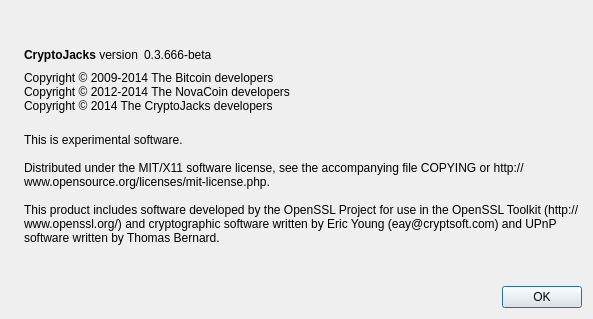
First picture: the form in src/qt/forms/aboutdialog.ui, repository cryptojacks/CryptoJacks, before the edit.
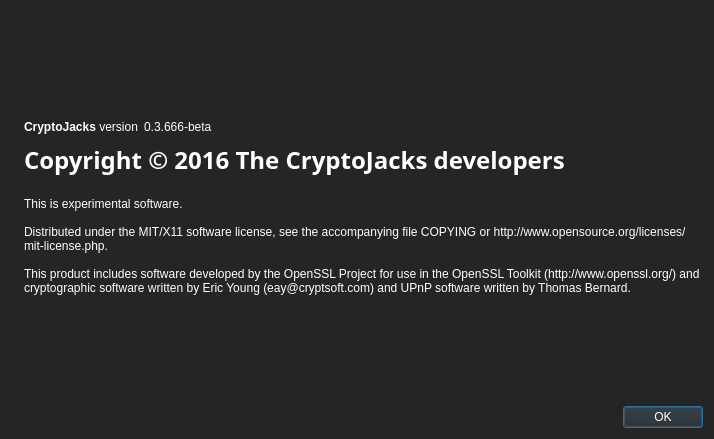
Second picture: the form after the edit. Icons and pictures are not drawn.

The edit to the form file:
```diff
--- a/src/qt/forms/aboutdialog.ui
+++ b/src/qt/forms/aboutdialog.ui
@@ -6,10 +6,425 @@
    <rect>
     <x>0</x>
     <y>0</y>
-    <width>593</width>
-    <height>319</height>
+    <width>714</width>
+    <height>439</height>
    </rect>
   </property>
+  <property name="palette">
+   <palette>
+    <active>
+     <colorrole role="WindowText">
+      <brush brushstyle="SolidPattern">
+       <color alpha="255">
+        <red>255</red>
+        <green>255</green>
+        <blue>255</blue>
+       </color>
+      </brush>
+     </colorrole>
+     <colorrole role="Button">
+      <brush brushstyle="SolidPattern">
+       <color alpha="255">
+        <red>37</red>
+        <green>37</green>
+        <blue>37</blue>
+       </color>
+      </brush>
+     </colorrole>
+     <colorrole role="Light">
+      <brush brushstyle="SolidPattern">
+       <color alpha="255">
+        <red>55</red>
+        <green>55</green>
+        <blue>55</blue>
+       </color>
+      </brush>
+     </colorrole>
+     <colorrole role="Midlight">
+      <brush brushstyle="SolidPattern">
+       <color alpha="255">
+        <red>46</red>
+        <green>46</green>
+        <blue>46</blue>
+       </color>
+      </brush>
+     </colorrole>
+     <colorrole role="Dark">
+      <brush brushstyle="SolidPattern">
+       <color alpha="255">
+        <red>18</red>
+        <green>18</green>
+        <blue>18</blue>
+       </color>
+      </brush>
+     </colorrole>
+     <colorrole role="Mid">
+      <brush brushstyle="SolidPattern">
+       <color alpha="255">
+        <red>24</red>
+        <green>24</green>
+        <blue>24</blue>
+       </color>
+      </brush>
+     </colorrole>
+     <colorrole role="Text">
+      <brush brushstyle="SolidPattern">
+       <color alpha="255">
+        <red>255</red>
+        <green>255</green>
+        <blue>255</blue>
+       </color>
+      </brush>
+     </colorrole>
+     <colorrole role="BrightText">
+      <brush brushstyle="SolidPattern">
+       <color alpha="255">
+        <red>255</red>
+        <green>255</green>
+        <blue>255</blue>
+       </color>
+      </brush>
+     </colorrole>
+     <colorrole role="ButtonText">
+      <brush brushstyle="SolidPattern">
+       <color alpha="255">
+        <red>255</red>
+        <green>255</green>
+        <blue>255</blue>
+       </color>
+      </brush>
+     </colorrole>
+     <colorrole role="Base">
+      <brush brushstyle="SolidPattern">
+       <color alpha="255">
+        <red>0</red>
+        <green>0</green>
+        <blue>0</blue>
+       </color>
+      </brush>
+     </colorrole>
+     <colorrole role="Window">
+      <brush brushstyle="SolidPattern">
+       <color alpha="255">
+        <red>37</red>
+        <green>37</green>
+        <blue>37</blue>
+       </color>
+      </brush>
+     </colorrole>
+     <colorrole role="Shadow">
+      <brush brushstyle="SolidPattern">
+       <color alpha="255">
+        <red>0</red>
+        <green>0</green>
+        <blue>0</blue>
+       </color>
+      </brush>
+     </colorrole>
+     <colorrole role="AlternateBase">
+      <brush brushstyle="SolidPattern">
+       <color alpha="255">
+        <red>18</red>
+        <green>18</green>
+        <blue>18</blue>
+       </color>
+      </brush>
+     </colorrole>
+     <colorrole role="ToolTipBase">
+      <brush brushstyle="SolidPattern">
+       <color alpha="255">
+        <red>255</red>
+        <green>255</green>
+        <blue>220</blue>
+       </color>
+      </brush>
+     </colorrole>
+     <colorrole role="ToolTipText">
+      <brush brushstyle="SolidPattern">
+       <color alpha="255">
+        <red>0</red>
+        <green>0</green>
+        <blue>0</blue>
+       </color>
+      </brush>
+     </colorrole>
+    </active>
+    <inactive>
+     <colorrole role="WindowText">
+      <brush brushstyle="SolidPattern">
+       <color alpha="255">
+        <red>255</red>
+        <green>255</green>
+        <blue>255</blue>
+       </color>
+      </brush>
+     </colorrole>
+     <colorrole role="Button">
+      <brush brushstyle="SolidPattern">
+       <color alpha="255">
+        <red>37</red>
+        <green>37</green>
+        <blue>37</blue>
+       </color>
+      </brush>
+     </colorrole>
+     <colorrole role="Light">
+      <brush brushstyle="SolidPattern">
+       <color alpha="255">
+        <red>55</red>
+        <green>55</green>
+        <blue>55</blue>
+       </color>
+      </brush>
+     </colorrole>
+     <colorrole role="Midlight">
+      <brush brushstyle="SolidPattern">
+       <color alpha="255">
+        <red>46</red>
+        <green>46</green>
+        <blue>46</blue>
+       </color>
+      </brush>
+     </colorrole>
+     <colorrole role="Dark">
+      <brush brushstyle="SolidPattern">
+       <color alpha="255">
+        <red>18</red>
+        <green>18</green>
+        <blue>18</blue>
+       </color>
+      </brush>
+     </colorrole>
+     <colorrole role="Mid">
+      <brush brushstyle="SolidPattern">
+       <color alpha="255">
+        <red>24</red>
+        <green>24</green>
+        <blue>24</blue>
+       </color>
+      </brush>
+     </colorrole>
+     <colorrole role="Text">
+      <brush brushstyle="SolidPattern">
+       <color alpha="255">
+        <red>255</red>
+        <green>255</green>
+        <blue>255</blue>
+       </color>
+      </brush>
+     </colorrole>
+     <colorrole role="BrightText">
+      <brush brushstyle="SolidPattern">
+       <color alpha="255">
+        <red>255</red>
+        <green>255</green>
+        <blue>255</blue>
+       </color>
+      </brush>
+     </colorrole>
+     <colorrole role="ButtonText">
+      <brush brushstyle="SolidPattern">
+       <color alpha="255">
+        <red>255</red>
+        <green>255</green>
+        <blue>255</blue>
+       </color>
+      </brush>
+     </colorrole>
+     <colorrole role="Base">
+      <brush brushstyle="SolidPattern">
+       <color alpha="255">
+        <red>0</red>
+        <green>0</green>
+        <blue>0</blue>
+       </color>
+      </brush>
+     </colorrole>
+     <colorrole role="Window">
+      <brush brushstyle="SolidPattern">
+       <color alpha="255">
+        <red>37</red>
+        <green>37</green>
+        <blue>37</blue>
+       </color>
+      </brush>
+     </colorrole>
+     <colorrole role="Shadow">
+      <brush brushstyle="SolidPattern">
+       <color alpha="255">
+        <red>0</red>
+        <green>0</green>
+        <blue>0</blue>
+       </color>
+      </brush>
+     </colorrole>
+     <colorrole role="AlternateBase">
+      <brush brushstyle="SolidPattern">
+       <color alpha="255">
+        <red>18</red>
+        <green>18</green>
+        <blue>18</blue>
+       </color>
+      </brush>
+     </colorrole>
+     <colorrole role="ToolTipBase">
+      <brush brushstyle="SolidPattern">
+       <color alpha="255">
+        <red>255</red>
+        <green>255</green>
+        <blue>220</blue>
+       </color>
+      </brush>
+     </colorrole>
+     <colorrole role="ToolTipText">
+      <brush brushstyle="SolidPattern">
+       <color alpha="255">
+        <red>0</red>
+        <green>0</green>
+        <blue>0</blue>
+       </color>
+      </brush>
+     </colorrole>
+    </inactive>
+    <disabled>
+     <colorrole role="WindowText">
+      <brush brushstyle="SolidPattern">
+       <color alpha="255">
+        <red>18</red>
+        <green>18</green>
+        <blue>18</blue>
+       </color>
+      </brush>
+     </colorrole>
+     <colorrole role="Button">
+      <brush brushstyle="SolidPattern">
+       <color alpha="255">
+        <red>37</red>
+        <green>37</green>
+        <blue>37</blue>
+       </color>
+      </brush>
+     </colorrole>
+     <colorrole role="Light">
+      <brush brushstyle="SolidPattern">
+       <color alpha="255">
+        <red>55</red>
+        <green>55</green>
+        <blue>55</blue>
+       </color>
+      </brush>
+     </colorrole>
+     <colorrole role="Midlight">
+      <brush brushstyle="SolidPattern">
+       <color alpha="255">
+        <red>46</red>
+        <green>46</green>
+        <blue>46</blue>
+       </color>
+      </brush>
+     </colorrole>
+     <colorrole role="Dark">
+      <brush brushstyle="SolidPattern">
+       <color alpha="255">
+        <red>18</red>
+        <green>18</green>
+        <blue>18</blue>
+       </color>
+      </brush>
+     </colorrole>
+     <colorrole role="Mid">
+      <brush brushstyle="SolidPattern">
+       <color alpha="255">
+        <red>24</red>
+        <green>24</green>
+        <blue>24</blue>
+       </color>
+      </brush>
+     </colorrole>
+     <colorrole role="Text">
+      <brush brushstyle="SolidPattern">
+       <color alpha="255">
+        <red>18</red>
+        <green>18</green>
+        <blue>18</blue>
+       </color>
+      </brush>
+     </colorrole>
+     <colorrole role="BrightText">
+      <brush brushstyle="SolidPattern">
+       <color alpha="255">
+        <red>255</red>
+        <green>255</green>
+        <blue>255</blue>
+       </color>
+      </brush>
+     </colorrole>
+     <colorrole role="ButtonText">
+      <brush brushstyle="SolidPattern">
+       <color alpha="255">
+        <red>18</red>
+        <green>18</green>
+        <blue>18</blue>
+       </color>
+      </brush>
+     </colorrole>
+     <colorrole role="Base">
+      <brush brushstyle="SolidPattern">
+       <color alpha="255">
+        <red>37</red>
+        <green>37</green>
+        <blue>37</blue>
+       </color>
+      </brush>
+     </colorrole>
+     <colorrole role="Window">
+      <brush brushstyle="SolidPattern">
+       <color alpha="255">
+        <red>37</red>
+        <green>37</green>
+        <blue>37</blue>
+       </color>
+      </brush>
+     </colorrole>
+     <colorrole role="Shadow">
+      <brush brushstyle="SolidPattern">
+       <color alpha="255">
+        <red>0</red>
+        <green>0</green>
+        <blue>0</blue>
+       </color>
+      </brush>
+     </colorrole>
+     <colorrole role="AlternateBase">
+      <brush brushstyle="SolidPattern">
+       <color alpha="255">
+        <red>37</red>
+        <green>37</green>
+        <blue>37</blue>
+       </color>
+      </brush>
+     </colorrole>
+     <colorrole role="ToolTipBase">
+      <brush brushstyle="SolidPattern">
+       <color alpha="255">
+        <red>255</red>
+        <green>255</green>
+        <blue>220</blue>
+       </color>
+      </brush>
+     </colorrole>
+     <colorrole role="ToolTipText">
+      <brush brushstyle="SolidPattern">
+       <color alpha="255">
+        <red>0</red>
+        <green>0</green>
+        <blue>0</blue>
+       </color>
+      </brush>
+     </colorrole>
+    </disabled>
+   </palette>
+  </property>
   <property name="windowTitle">
    <string>About CryptoJacks</string>
   </property>
@@ -87,13 +502,19 @@
      </item>
      <item>
       <widget class="QLabel" name="copyrightLabel">
+       <property name="font">
+        <font>
+         <family>MS PGothic</family>
+         <pointsize>18</pointsize>
+         <weight>75</weight>
+         <bold>true</bold>
+        </font>
+       </property>
        <property name="cursor">
         <cursorShape>IBeamCursor</cursorShape>
        </property>
        <property name="text">
-        <string>Copyright © 2009-2014 The Bitcoin developers
-Copyright © 2012-2014 The NovaCoin developers
-Copyright © 2014 The CryptoJacks developers</string>
+        <string>Copyright © 2016 The CryptoJacks developers</string>
        </property>
        <property name="textInteractionFlags">
         <set>Qt::LinksAccessibleByMouse|Qt::TextSelectableByKeyboard|Qt::TextSelectableByMouse</set>
```
